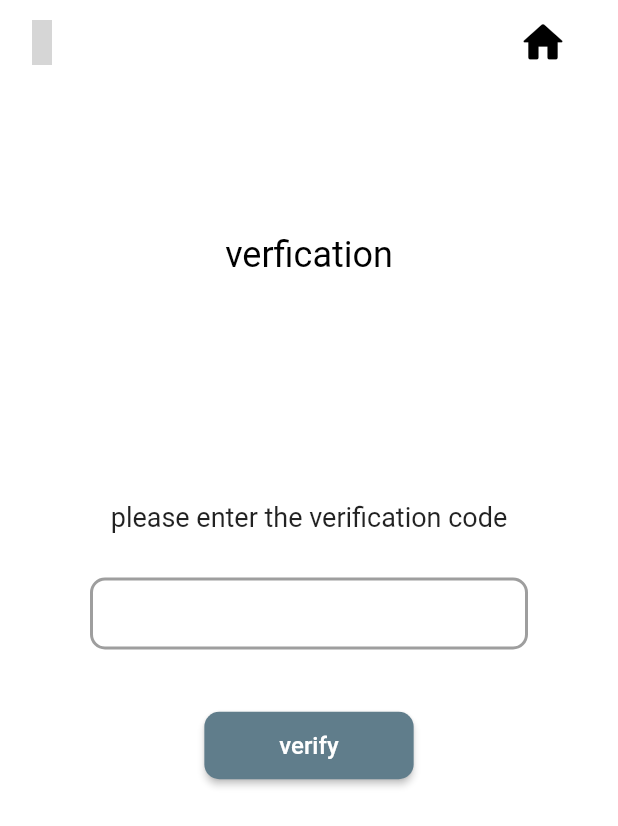
After one commit to mohammedmansur/BusSchedule, a Flutter app: the verfication_screen screen opened by its route, on a phone screen of 412 x 824 dp. The commit adds this screen. Shown: the top 826 px of the screen. Run offline on Flutter 3.47's test engine with Material 2 defaults, Android fonts, the phone set to English and light mode, and no system bars; our stand-ins replace animate_do, cloud_firestore, firebase_auth, firebase_core, flutter_advanced_drawer, flutter_slidable and 3 more; accounts and stored records are empty; grey boxes are pictures that could not be loaded.

Commit message:
create UI for verification Screen

```diff
--- a/lib/Src/Log/chang_password.dart
+++ b/lib/Src/Log/chang_password.dart
@@ -1,3 +1,4 @@
+
 import 'package:flutter/material.dart';
 import 'package:iconsax/iconsax.dart';
 import 'package:lottie/lottie.dart';
--- /dev/null
+++ b/lib/Src/Register/verfication.dart
@@ -0,0 +1,123 @@
+// ignore_for_file: prefer_const_constructors, prefer_const_literals_to_create_immutables
+
+import 'package:flutter/material.dart';
+import 'package:iconsax/iconsax.dart';
+
+class verfication_screen extends StatefulWidget {
+  const verfication_screen({ Key? key }) : super(key: key);
+
+  @override
+  _verfication_screenState createState() => _verfication_screenState();
+}
+
+class _verfication_screenState extends State<verfication_screen> {
+  @override
+  Widget build(BuildContext context) {
+    return Scaffold(
+      backgroundColor: Colors.white,
+
+      appBar: AppBar(
+         leading: IconButton(
+    icon: Icon(Iconsax.arrow_left4,),
+    iconSize: 30,
+    onPressed: () => Navigator.of(context).pop(),
+  ),
+       elevation: 0.0,// remove shadow of appbar
+        backgroundColor: Colors.white,
+        foregroundColor:Colors.black,// change color of back icon
+
+        actions: [
+           SizedBox(
+          // this is for shift to left
+             width: 100,
+             child: IconButton(
+              icon: const Icon(Icons.home_rounded),
+              tooltip: 'go to home',
+              color: Colors.black,
+              iconSize: 34,
+              onPressed: () {
+
+              },
+          ),
+           ),
+        ],
+
+      ),
+      body: Column(
+
+        crossAxisAlignment: CrossAxisAlignment.center,
+children: [
+  Padding(
+    padding: const EdgeInsets.only(top: 100,bottom: 150),
+    child: Text("verfication",style: TextStyle(
+      color: Colors.black,
+      fontSize:24
+
+    ),),
+  ),
+  Text("please enter the verification code",style: TextStyle(
+    fontSize: 18.0,
+  ),
+  ),
+  SizedBox(
+    height: 30,
+  ),
+  Padding(
+    padding: const EdgeInsets.only(left: 60,right: 60),
+    child: TextField(
+      keyboardType: TextInputType.number,
+    decoration: InputDecoration(
+
+                          contentPadding: const EdgeInsets.only(left: 20),
+
+                          enabledBorder: OutlineInputBorder(
+                            borderSide: BorderSide(
+                                color: Colors.grey, width: 2),
+                            borderRadius: BorderRadius.circular(10.0),
+                          ),
+                          floatingLabelStyle:  TextStyle(
+                            color: Colors.black,
+                            fontSize: 18.0,
+                          ),
+                          focusedBorder: OutlineInputBorder(
+                            borderSide: const BorderSide(
+                                color: Colors.black, width: 1.5),
+                            borderRadius: BorderRadius.circular(10.0),
+                          ),
+
+
+    ),
+),
+  ),
+   Padding(
+     padding: const EdgeInsets.only(top: 40),
+     child: MaterialButton(
+                          onPressed: ()  {
+                            setState(() {
+
+                            });
+
+                          },
+                          height: 45,
+                          color: Colors.blueGrey,
+                          child: const Text(
+                            "verify",
+                            style: TextStyle(color: Colors.white, fontSize: 16.0),
+                          ),
+                          padding: const EdgeInsets.symmetric(
+                              vertical: 10, horizontal: 50),
+                          shape: RoundedRectangleBorder(
+                            borderRadius: BorderRadius.circular(10.0),
+                          ),
+                        ),
+   ),
+
+],
+
+
+
+      ),
+
+    );
+  }
+}
--- a/lib/Src/Route.dart
+++ b/lib/Src/Route.dart
@@ -1,4 +1,6 @@
 import 'package:bus_station/Src/Log/chang_password.dart';
+import 'package:bus_station/Src/Register/verfication.dart';
+import 'package:bus_station/Src/Register/verification_input_number.dart';
 import 'package:flutter/material.dart';
 import 'Log/Login.dart';
 import '../SizeConfig.dart';
@@ -24,6 +26,8 @@ class Routing extends StatelessWidget {
         '/Login': (context) => const LoginPage(),
         '/ChangPassword': (context) => const ChangPassword(),
         '/Chat': (context) => const ChatScreen(),
+         '/verfication': (context) => const verfication_screen(),
+         '/verficationNumber': (context) => const phoneNumberVerification(),
       },
     );
   }
```
Also changed, not shown: lib/Src/Register/verification_input_number.dart (added, +106 -0 lines).
